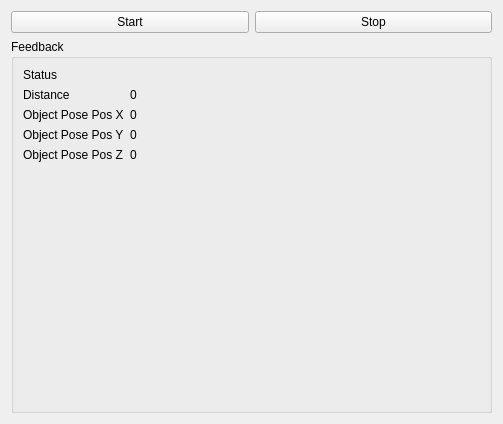
The window that rqt_sr_visual_servoing/src/rqt_sr_visual_servoing/gui.ui (shadow-robot/sr-taco) describes before a commit, drawn with Qt 5.
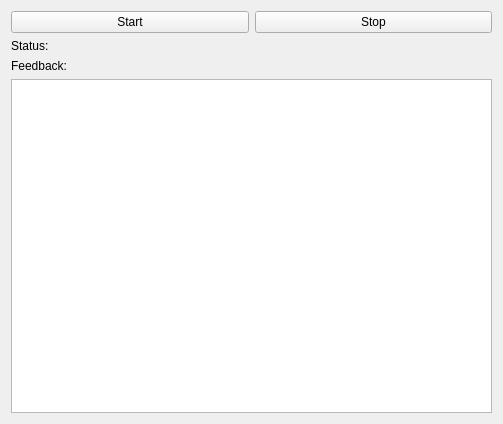
The same window after the commit.

Commit message: Display all feedback in a table.

The edit to the form file:
```diff
--- a/rqt_sr_visual_servoing/src/rqt_sr_visual_servoing/gui.ui
+++ b/rqt_sr_visual_servoing/src/rqt_sr_visual_servoing/gui.ui
@@ -33,91 +33,47 @@
     </layout>
    </item>
    <item>
-    <widget class="QGroupBox" name="feedbackBox">
-     <property name="sizePolicy">
-      <sizepolicy hsizetype="Preferred" vsizetype="Expanding">
-       <horstretch>0</horstretch>
-       <verstretch>0</verstretch>
-      </sizepolicy>
+    <layout class="QHBoxLayout" name="horizontalLayout_2">
+     <item>
+      <widget class="QLabel" name="label_2">
+       <property name="text">
+        <string>Status:</string>
+       </property>
+      </widget>
+     </item>
+     <item>
+      <widget class="QLabel" name="statusValue">
+       <property name="sizePolicy">
+        <sizepolicy hsizetype="Expanding" vsizetype="Preferred">
+         <horstretch>0</horstretch>
+         <verstretch>0</verstretch>
+        </sizepolicy>
+       </property>
+       <property name="text">
+        <string/>
+       </property>
+      </widget>
+     </item>
+    </layout>
+   </item>
+   <item>
+    <widget class="QLabel" name="label_6">
+     <property name="text">
+      <string>Feedback:</string>
      </property>
-     <property name="title">
-      <string>Feedback</string>
+    </widget>
+   </item>
+   <item>
+    <widget class="QTableView" name="feedbackView">
+     <property name="alternatingRowColors">
+      <bool>true</bool>
      </property>
-     <layout class="QFormLayout" name="formLayout">
-      <property name="fieldGrowthPolicy">
-       <enum>QFormLayout::AllNonFixedFieldsGrow</enum>
-      </property>
-      <item row="1" column="0">
-       <widget class="QLabel" name="label_2">
-        <property name="text">
-         <string>Status</string>
-        </property>
-       </widget>
-      </item>
-      <item row="1" column="1">
-       <widget class="QLabel" name="statusValue">
-        <property name="text">
-         <string/>
-        </property>
-       </widget>
-      </item>
-      <item row="2" column="0">
-       <widget class="QLabel" name="label">
-        <property name="text">
-         <string>Distance</string>
-        </property>
-       </widget>
-      </item>
-      <item row="2" column="1">
-       <widget class="QLabel" name="distanceValue">
-        <property name="text">
-         <string>0</string>
-        </property>
-       </widget>
-      </item>
-      <item row="3" column="0">
-       <widget class="QLabel" name="label_3">
-        <property name="text">
-         <string>Object Pose Pos X</string>
-        </property>
-       </widget>
-      </item>
-      <item row="3" column="1">
-       <widget class="QLabel" name="objectPosePosXValue">
-        <property name="text">
-         <string>0</string>
-        </property>
-       </widget>
-      </item>
-      <item row="4" column="0">
-       <widget class="QLabel" name="label_4">
-        <property name="text">
-         <string>Object Pose Pos Y</string>
-        </property>
-       </widget>
-      </item>
-      <item row="4" column="1">
-       <widget class="QLabel" name="objectPosePosYValue">
-        <property name="text">
-         <string>0</string>
-        </property>
-       </widget>
-      </item>
-      <item row="5" column="0">
-       <widget class="QLabel" name="label_5">
-        <property name="text">
-         <string>Object Pose Pos Z</string>
-        </property>
-       </widget>
-      </item>
-      <item row="5" column="1">
-       <widget class="QLabel" name="objectPosePosZValue">
-        <property name="text">
-         <string>0</string>
-        </property>
-       </widget>
-      </item>
-     </layout>
+     <attribute name="horizontalHeaderStretchLastSection">
+      <bool>true</bool>
+     </attribute>
+     <attribute name="verticalHeaderVisible">
+      <bool>false</bool>
+     </attribute>
     </widget>
    </item>
   </layout>
```
Left out of the diff: 2 changed lines with no effect on the pictures. The commit also changes 1 other file.
